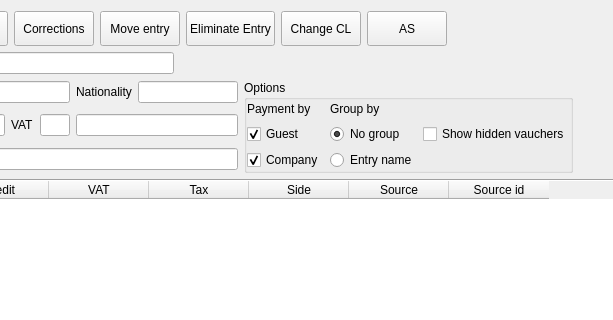
End1-1/Resort, file Resort/waccinvoice.ui: the form before one commit; both pictures show x 664 to 1277 and y 0 to 320 of the 1453 by 555 pixel window.
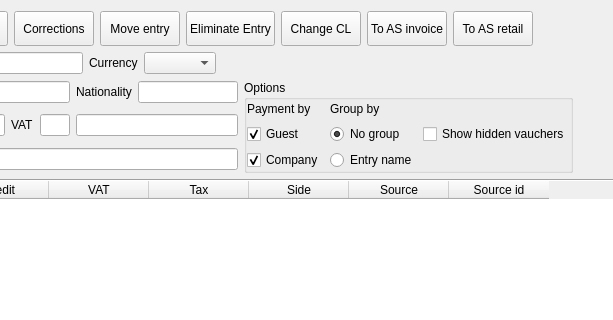
The form after the commit. Icons and pictures are not drawn. Custom widgets are drawn as their Qt base class.

Commit message: Currency option

```diff
--- a/Resort/waccinvoice.ui
+++ b/Resort/waccinvoice.ui
@@ -435,10 +435,30 @@
          <enum>Qt::ClickFocus</enum>
         </property>
         <property name="text">
-         <string>AS</string>
+         <string>To AS invoice</string>
         </property>
         <property name="icon">
-         <iconset resource="res.qrc">
+         <iconset>
+          <normaloff>:/images/AS.png</normaloff>:/images/AS.png</iconset>
+        </property>
+       </widget>
+      </item>
+      <item>
+       <widget class="QPushButton" name="btnExportASRetail">
+        <property name="maximumSize">
+         <size>
+          <width>21545</width>
+          <height>21212</height>
+         </size>
+        </property>
+        <property name="focusPolicy">
+         <enum>Qt::ClickFocus</enum>
+        </property>
+        <property name="text">
+         <string>To AS retail</string>
+        </property>
+        <property name="icon">
+         <iconset>
           <normaloff>:/images/AS.png</normaloff>:/images/AS.png</iconset>
         </property>
        </widget>
@@ -597,6 +617,16 @@
         </property>
        </widget>
       </item>
+      <item>
+       <widget class="QLabel" name="label_19">
+        <property name="text">
+         <string>Currency</string>
+        </property>
+       </widget>
+      </item>
+      <item>
+       <widget class="QComboBox" name="cbCurrency"/>
+      </item>
       <item>
        <spacer name="horizontalSpacer">
         <property name="focusPolicy">
@@ -1536,26 +1566,26 @@
     <signal>customButtonClicked(bool)</signal>
    </slots>
   </customwidget>
-  <customwidget>
-   <class>EQCheckBox</class>
-   <extends>QCheckBox</extends>
-   <header location="global">eqcheckbox.h</header>
-  </customwidget>
   <customwidget>
    <class>EQDateEdit</class>
    <extends>QDateEdit</extends>
    <header location="global">eqdateedit.h</header>
   </customwidget>
-  <customwidget>
-   <class>EQTimeEdit</class>
-   <extends>QTimeEdit</extends>
-   <header location="global">eqtimeedit.h</header>
-  </customwidget>
   <customwidget>
    <class>EQTableWidget</class>
    <extends>QTableWidget</extends>
    <header location="global">eqtablewidget.h</header>
   </customwidget>
+  <customwidget>
+   <class>EQCheckBox</class>
+   <extends>QCheckBox</extends>
+   <header location="global">eqcheckbox.h</header>
+  </customwidget>
+  <customwidget>
+   <class>EQTimeEdit</class>
+   <extends>QTimeEdit</extends>
+   <header location="global">eqtimeedit.h</header>
+  </customwidget>
  </customwidgets>
  <resources>
   <include location="res.qrc"/>
```
Left out of the diff: 38 changed lines with no effect on the pictures. The commit also changes 101 other files.
